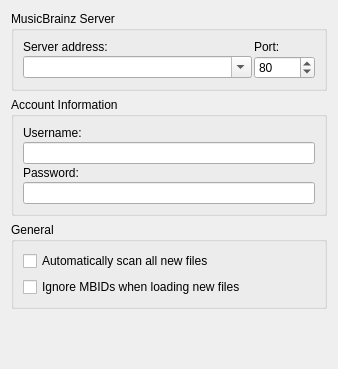
First picture: the form in ui/options_general.ui, repository metabrainz/picard, before the edit.
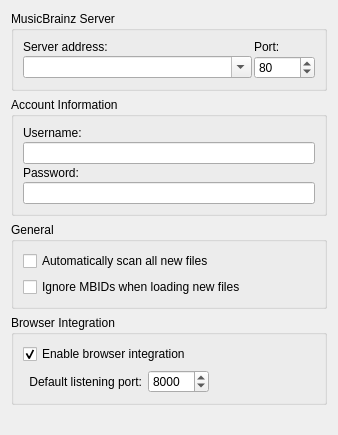
Second picture: the form after the edit.

Commit message: Add options to control browser integration (enabled/disabled and listening port)

The edit to the form file:
```diff
--- a/ui/options_general.ui
+++ b/ui/options_general.ui
@@ -7,7 +7,7 @@
     <x>0</x>
     <y>0</y>
     <width>338</width>
-    <height>369</height>
+    <height>435</height>
    </rect>
   </property>
   <layout class="QVBoxLayout">
@@ -128,6 +128,78 @@
      </layout>
     </widget>
    </item>
+   <item>
+    <widget class="QGroupBox" name="groupBox_3">
+     <property name="title">
+      <string>Browser Integration</string>
+     </property>
+     <layout class="QVBoxLayout" name="verticalLayout_2">
+      <item>
+       <widget class="QCheckBox" name="browser_integration">
+        <property name="text">
+         <string>Enable browser integration</string>
+        </property>
+        <property name="checked">
+         <bool>true</bool>
+        </property>
+       </widget>
+      </item>
+      <item>
+       <widget class="QWidget" name="widget" native="true">
+        <property name="sizePolicy">
+         <sizepolicy hsizetype="Maximum" vsizetype="Preferred">
+          <horstretch>0</horstretch>
+          <verstretch>0</verstretch>
+         </sizepolicy>
+        </property>
+        <layout class="QHBoxLayout" name="horizontalLayout">
+         <property name="leftMargin">
+          <number>6</number>
+         </property>
+         <property name="topMargin">
+          <number>0</number>
+         </property>
+         <property name="rightMargin">
+          <number>0</number>
+         </property>
+         <property name="bottomMargin">
+          <number>0</number>
+         </property>
+         <item>
+          <widget class="QLabel" name="label_2">
+           <property name="sizePolicy">
+            <sizepolicy hsizetype="Expanding" vsizetype="Preferred">
+             <horstretch>0</horstretch>
+             <verstretch>0</verstretch>
+            </sizepolicy>
+           </property>
+           <property name="text">
+            <string>Default listening port:</string>
+           </property>
+           <property name="alignment">
+            <set>Qt::AlignRight|Qt::AlignTrailing|Qt::AlignVCenter</set>
+           </property>
+          </widget>
+         </item>
+         <item>
+          <widget class="QSpinBox" name="browser_integration_port">
+           <property name="minimum">
+            <number>1</number>
+           </property>
+           <property name="maximum">
+            <number>65535</number>
+           </property>
+           <property name="value">
+            <number>8000</number>
+           </property>
+          </widget>
+         </item>
+        </layout>
+       </widget>
+      </item>
+     </layout>
+    </widget>
+   </item>
    <item>
     <spacer>
      <property name="orientation">
```
The commit also changes 6 other files.
